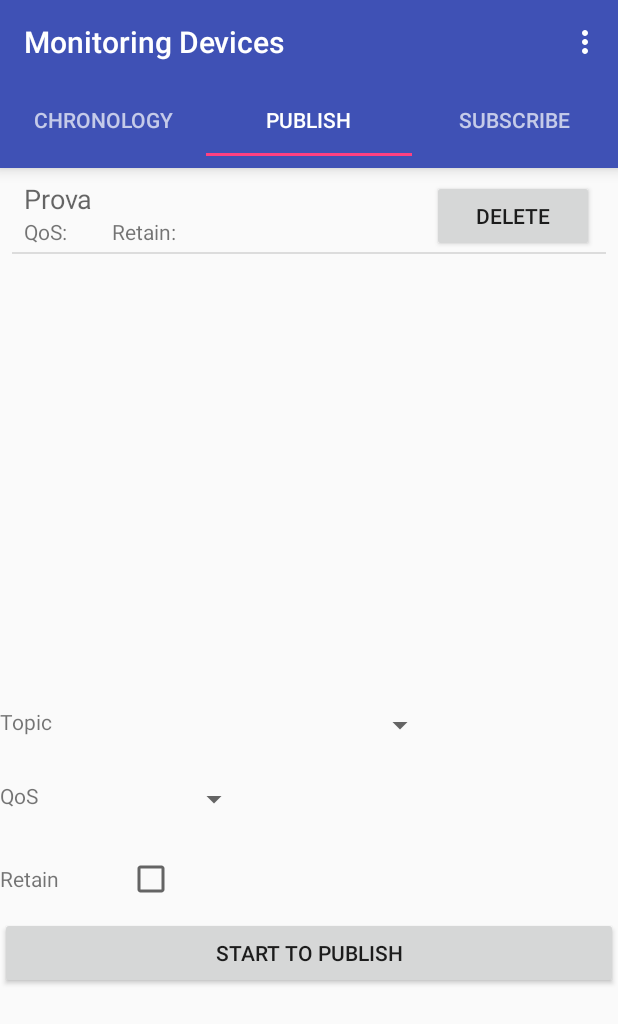
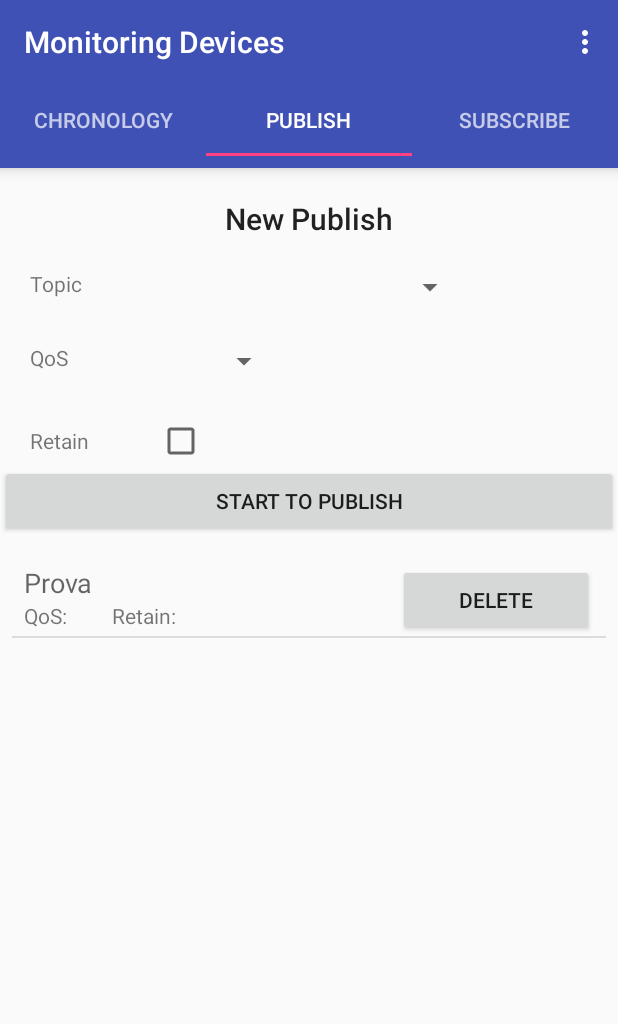
Before and after one commit to peppevaccaro/MonitoringIOTDevices, an Android app: the screen it shows after launch (MainActivity), tab 2 chosen, on a phone screen of 412 x 824 dp. Shown: the top 1024 px of the screen. Run offline under Robolectric (Android 15) with nearby library versions, the phone set to English and light mode, and no system bars.

Commit message:
Modified ListView of Topic, Session and Subscription

```diff
--- a/app/src/main/java/dev/peppe/monitoringiotdevices/fragments/SubscribeFragment.java
+++ b/app/src/main/java/dev/peppe/monitoringiotdevices/fragments/SubscribeFragment.java
@@ -7,12 +7,13 @@ import android.support.v4.app.Fragment;
 import android.view.LayoutInflater;
 import android.view.View;
 import android.view.ViewGroup;
-import android.widget.ArrayAdapter;
 import android.widget.ListView;
 
 import java.util.ArrayList;
 
 import dev.peppe.monitoringiotdevices.R;
+import dev.peppe.monitoringiotdevices.helpers.SubscriptionArrayAdapter;
+import dev.peppe.monitoringiotdevices.utils.Subscription;
 
 ;
 
@@ -37,18 +38,13 @@ public class SubscribeFragment extends Fragment {
         });
 
         ListView listview = view.findViewById(R.id.subscriptionList);
-        String[] values = new String[] { "Android", "iPhone", "WindowsMobile",
-                "Blackberry", "WebOS", "Ubuntu", "Windows7", "Max OS X",
-                "Linux", "OS/2", "Ubuntu", "Windows7", "Max OS X", "Linux",
-                "OS/2", "Ubuntu", "Windows7", "Max OS X", "Linux", "OS/2",
-                "Android", "iPhone", "WindowsMobile" };
 
-        final ArrayList<String> list = new ArrayList<String>();
-        for (int i = 0; i < values.length; ++i) {
-            list.add(values[i]);
-        }
+        final ArrayList<Subscription> list = new ArrayList<Subscription>();
+        Subscription subscription1 = new Subscription("topic1",0);
+        list.add(subscription1);
 
-        ArrayAdapter adapter = new ArrayAdapter(this.getContext(),R.layout.subscription_listitem,R.id.textViewList,list);
+
+        SubscriptionArrayAdapter adapter = new SubscriptionArrayAdapter(this.getContext(),R.layout.subscription_listitem,list);
         listview.setAdapter(adapter);
     }
 }
--- /dev/null
+++ b/app/src/main/java/dev/peppe/monitoringiotdevices/helpers/SubscriptionArrayAdapter.java
@@ -0,0 +1,30 @@
+package dev.peppe.monitoringiotdevices.helpers;
+
+import android.content.Context;
+import android.view.LayoutInflater;
+import android.view.View;
+import android.view.ViewGroup;
+import android.widget.ArrayAdapter;
+import android.widget.TextView;
+
+import java.util.ArrayList;
+
+import dev.peppe.monitoringiotdevices.R;
+import dev.peppe.monitoringiotdevices.utils.Subscription;
+
+public class SubscriptionArrayAdapter extends ArrayAdapter<Subscription> {
+    public SubscriptionArrayAdapter(Context context, int textViewResourceId,
+                               ArrayList<Subscription> objects) {
+        super(context, textViewResourceId, objects);
+    }
+
+    @Override
+    public View getView(int position, View convertView, ViewGroup parent) {
+        LayoutInflater inflater = (LayoutInflater) getContext()
+                .getSystemService(Context.LAYOUT_INFLATER_SERVICE);
+        convertView = inflater.inflate(R.layout.subscription_listitem, null);
+        TextView topic = convertView.findViewById(R.id.topicText);
+        TextView qos = convertView.findViewById(R.id.qosValue);
+        return convertView;
+    }
+}
--- a/app/src/main/res/layout/fragment_publish.xml
+++ b/app/src/main/res/layout/fragment_publish.xml
@@ -14,39 +14,28 @@
         app:layout_constraintBottom_toBottomOf="parent">
 
         <LinearLayout
-            android:layout_width="wrap_content"
-            android:layout_height="243dp"
-            android:layout_marginBottom="8dp"
-            android:layout_marginEnd="8dp"
-            android:layout_marginStart="8dp"
-            android:layout_marginTop="8dp"
-            android:orientation="vertical"
-            app:layout_constraintBottom_toBottomOf="parent"
-            app:layout_constraintEnd_toEndOf="parent"
-            app:layout_constraintStart_toStartOf="parent"
-            app:layout_constraintTop_toTopOf="parent">
-
-
-            <ListView
-                android:id="@+id/topicsList"
-                android:layout_width="match_parent"
-                android:layout_height="208dp">
-
-            </ListView>
-        </LinearLayout>
-
-        <LinearLayout
             android:layout_width="match_parent"
             android:layout_height="wrap_content"
             android:layout_marginBottom="10dp"
-            android:orientation="vertical"
-            android:paddingTop="100dp">
+            android:orientation="vertical">
+
+            <TextView
+                android:id="@+id/title"
+                android:layout_width="match_parent"
+                android:layout_height="wrap_content"
+                android:paddingBottom="20dp"
+                android:paddingTop="20dp"
+                android:text="New Publish"
+                android:textAlignment="center"
+                android:textAppearance="@android:style/TextAppearance.Material.Title" />
 
             <GridLayout xmlns:android="http://schemas.android.com/apk/res/android"
                 android:layout_width="match_parent"
-                android:layout_height="140dp"
+                android:layout_height="wrap_content"
                 android:columnCount="2"
                 android:orientation="horizontal"
+                android:paddingLeft="20dp"
+                android:paddingRight="20dp"
                 android:rowCount="3">
 
                 <TextView
@@ -93,6 +82,28 @@
                 android:text="Start To Publish" />
 
         </LinearLayout>
+
+        <LinearLayout
+            android:layout_width="wrap_content"
+            android:layout_height="match_parent"
+            android:layout_marginBottom="8dp"
+            android:layout_marginEnd="8dp"
+            android:layout_marginStart="8dp"
+            android:layout_marginTop="8dp"
+            android:orientation="vertical"
+            app:layout_constraintBottom_toBottomOf="parent"
+            app:layout_constraintEnd_toEndOf="parent"
+            app:layout_constraintStart_toStartOf="parent"
+            app:layout_constraintTop_toTopOf="parent">
+
+
+            <ListView
+                android:id="@+id/topicsList"
+                android:layout_width="match_parent"
+                android:layout_height="match_parent">
+
+            </ListView>
+        </LinearLayout>
     </LinearLayout>
 
 </android.support.constraint.ConstraintLayout>
--- a/app/src/main/res/layout/topic_listitem.xml
+++ b/app/src/main/res/layout/topic_listitem.xml
@@ -23,7 +23,7 @@
             android:orientation="horizontal">
 
             <LinearLayout
-                android:layout_width="272dp"
+                android:layout_width="249dp"
                 android:layout_height="wrap_content"
                 android:orientation="vertical">
 
@@ -70,9 +70,10 @@
                         android:paddingLeft="10dp" />
                 </LinearLayout>
             </LinearLayout>
+
             <Button
                 android:id="@+id/deleteButton"
-                android:layout_width="189dp"
+                android:layout_width="wrap_content"
                 android:layout_height="wrap_content"
                 android:layout_weight="1"
                 android:text="Delete" />
```
Also changed, not shown: app/src/main/java/dev/peppe/monitoringiotdevices/SessionActivity.java (+15 -0 lines), app/src/main/java/dev/peppe/monitoringiotdevices/helpers/SessionArrayAdapter.java (added, +30 -0 lines), app/src/main/res/layout/session_setting.xml (+6 -4 lines).
